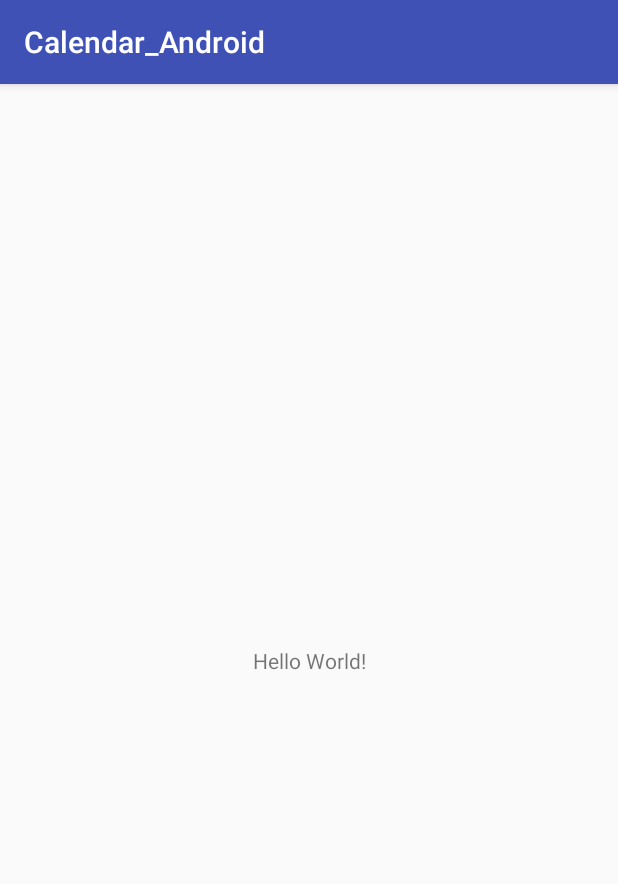
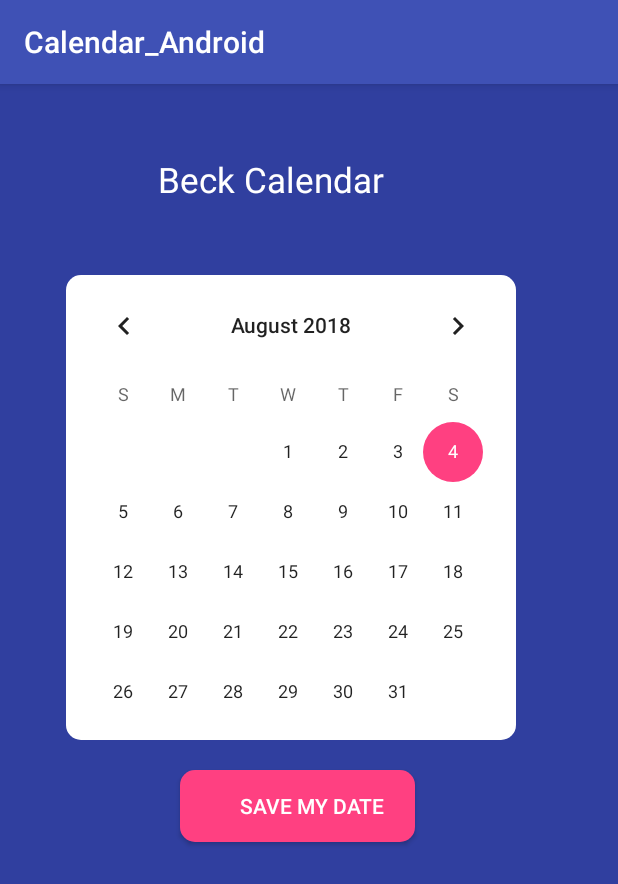
Before and after one commit to emeldinc/Calendar_Android, an Android app: the screen it shows after launch (MainActivity), on a phone screen of 412 x 824 dp. Shown: the top 884 px of the screen. Run offline under Robolectric (Android 15) with nearby library versions, the phone set to English and light mode, and no system bars.

Commit message:
added Calendar View

```diff
--- a/app/src/main/java/com/example/monster/calendar_android/MainActivity.java
+++ b/app/src/main/java/com/example/monster/calendar_android/MainActivity.java
@@ -1,13 +1,36 @@
 package com.example.monster.calendar_android;
 
+import android.os.Bundle;
+import android.support.annotation.NonNull;
 import android.support.v7.app.AppCompatActivity;
-import android.os.Bundle;
+import android.widget.CalendarView;
+import android.widget.TextView;
+
 
 public class MainActivity extends AppCompatActivity {
+    CalendarView calendarView;
+    TextView  myDate;
+
 
     @Override
     protected void onCreate(Bundle savedInstanceState) {
         super.onCreate(savedInstanceState);
         setContentView(R.layout.activity_main);
+
+        calendarView = (CalendarView) findViewById(R.id.calendarView);
+        myDate = (TextView) findViewById(R.id.myDate);
+
+        calendarView.setOnDateChangeListener(new CalendarView.OnDateChangeListener() {
+            @Override
+            public void onSelectedDayChange(@NonNull CalendarView calendarView, int i, int i1, int i2) {
+                String date = (i1 + 1) + "/" + i2 +"/" + i;
+                myDate.setText(date);
+            }
+        });
+
+
+
     }
+
+
 }
--- /dev/null
+++ b/app/src/main/res/drawable/btn.xml
@@ -0,0 +1,9 @@
+<?xml version="1.0" encoding="utf-8"?>
+<shape xmlns:android="http://schemas.android.com/apk/res/android">
+    <corners
+        android:radius="10dp"
+        />
+    <solid
+        android:color="@color/colorAccent"
+        />
+</shape>
--- /dev/null
+++ b/app/src/main/res/drawable/calen.xml
@@ -0,0 +1,9 @@
+<?xml version="1.0" encoding="utf-8"?>
+<shape xmlns:android="http://schemas.android.com/apk/res/android">
+    <corners
+        android:radius="10dp"
+        />
+    <solid
+        android:color="#FFF"
+        />
+</shape>
--- a/app/src/main/res/layout/activity_main.xml
+++ b/app/src/main/res/layout/activity_main.xml
@@ -1,18 +1,52 @@
 <?xml version="1.0" encoding="utf-8"?>
-<android.support.constraint.ConstraintLayout xmlns:android="http://schemas.android.com/apk/res/android"
+<LinearLayout
+    xmlns:android="http://schemas.android.com/apk/res/android"
     xmlns:app="http://schemas.android.com/apk/res-auto"
     xmlns:tools="http://schemas.android.com/tools"
     android:layout_width="match_parent"
     android:layout_height="match_parent"
+    android:background="@color/colorPrimaryDark"
+    android:orientation="vertical"
     tools:context=".MainActivity">
 
     <TextView
+        android:id="@+id/myDate"
         android:layout_width="wrap_content"
         android:layout_height="wrap_content"
-        android:text="Hello World!"
-        app:layout_constraintBottom_toBottomOf="parent"
-        app:layout_constraintLeft_toLeftOf="parent"
-        app:layout_constraintRight_toRightOf="parent"
-        app:layout_constraintTop_toTopOf="parent" />
+        android:text="Beck Calendar"
+        android:textColor="#FFF"
+        android:textSize="23sp"
+        android:layout_marginLeft="105dp"
+        android:layout_marginTop="48dp"
+        />
+    <LinearLayout
+        android:layout_marginTop="48dp"
+        android:background="@drawable/calen"
+        android:layout_marginLeft="44dp"
+        android:layout_width="300dp"
+        android:layout_height="wrap_content">
 
-</android.support.constraint.ConstraintLayout>
+        <CalendarView
+            android:id="@+id/calendarView"
+            android:layout_width="wrap_content"
+            android:layout_height="310dp">
+
+        </CalendarView>
+    </LinearLayout>
+    <Button
+        android:background="@drawable/btn"
+        android:layout_marginLeft="120dp"
+        android:layout_marginTop="20dp"
+        android:text="Save My Date"
+        android:textColor="#FFF"
+        android:paddingLeft="40dp"
+        android:paddingRight="20dp"
+        android:layout_marginStart="120dp"
+        android:layout_width="wrap_content"
+        android:layout_height="wrap_content"
+
+        />
+
+
+
+</LinearLayout>
```
